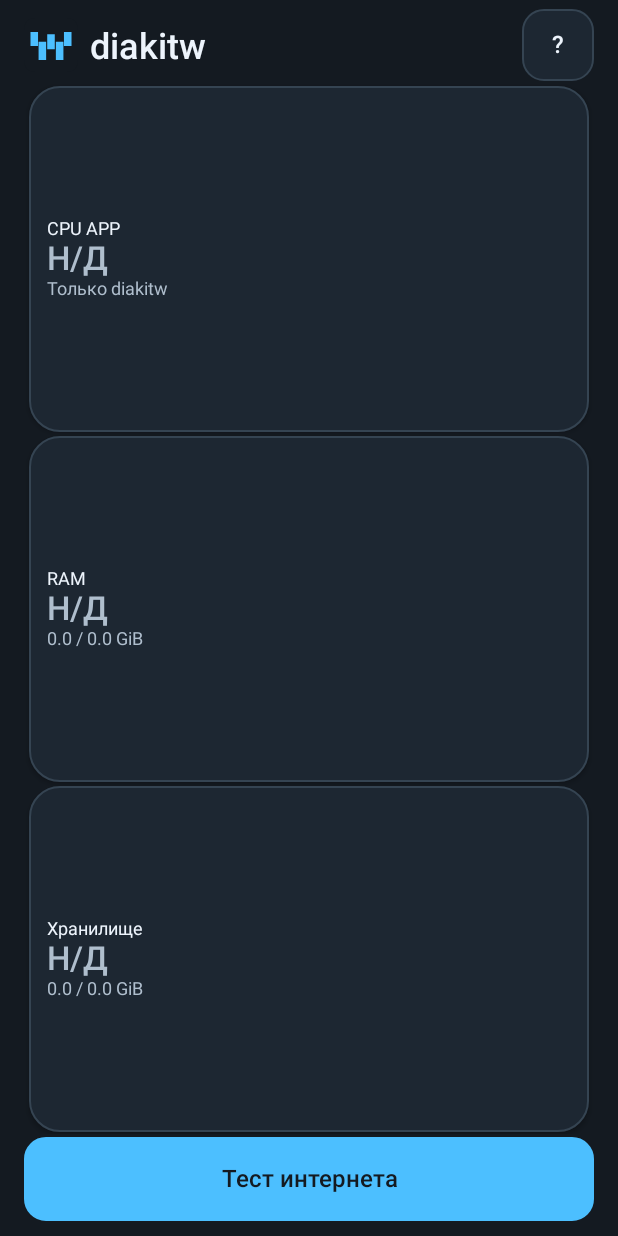
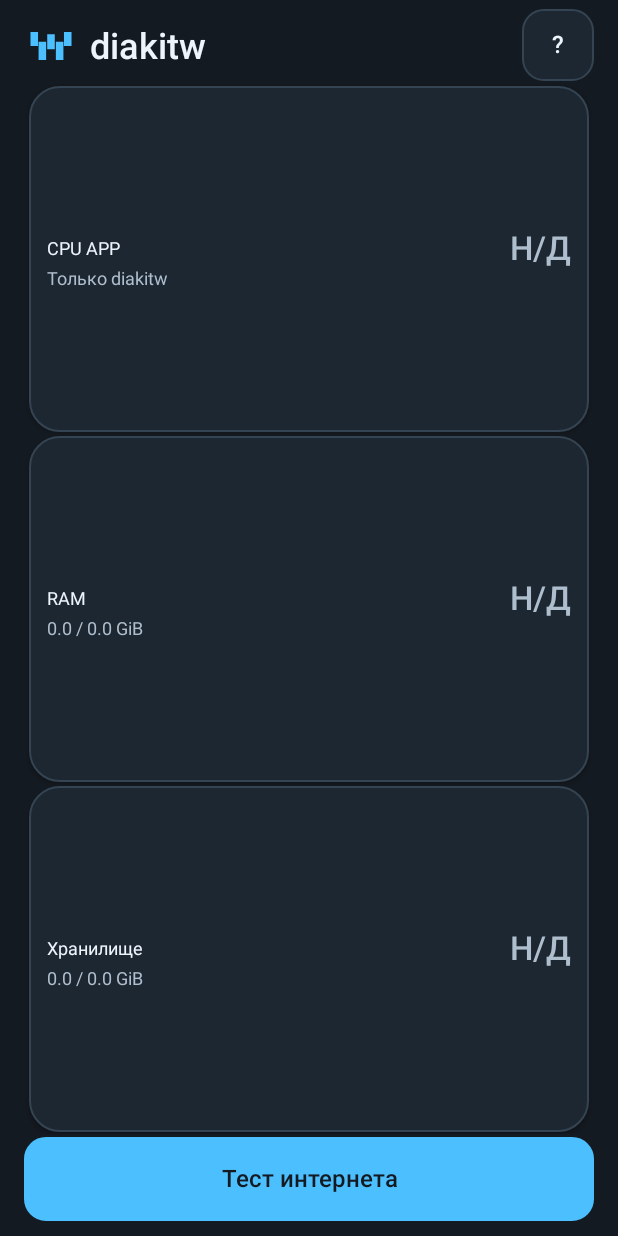
Before and after one commit to COINLOGY/diakitw, an Android app: the screen it shows after launch (MainActivity), on a phone screen of 412 x 824 dp. Run offline under Robolectric (Android 15) with nearby library versions, the phone set to English and light mode, and no system bars.

Commit message:
fix(android): allocate first-screen space to expanded map

```diff
--- a/diakitw-android/app/src/main/java/app/diakitw/MainActivity.java
+++ b/diakitw-android/app/src/main/java/app/diakitw/MainActivity.java
@@ -142,11 +142,10 @@ public final class MainActivity extends Activity {
   summary=text(last,14,TEXT);summary.setPadding(dp(12),dp(6),dp(12),dp(6));summary.setBackground(shape(CARD,LINE,14));summary.setMinHeight(dp(48));summary.setGravity(Gravity.CENTER_VERTICAL);summary.setOnClickListener(v->openIpDetails());updateSummary();
   summary.setIncludeFontPadding(false);summary.setTextSize(landscape?18:14);if(landscape)footer.addView(summary,new LinearLayout.LayoutParams(-1,-2));
   LinearLayout geo=column();geo.setPadding(dp(12),dp(10),dp(12),dp(10));geo.setBackground(shape(0xff1a2a34,0xff365a6a,17));
-  if(!landscape)geo.addView(summary,new LinearLayout.LayoutParams(-1,-2));
   geoCountry=text(countryLabel(),20,TEXT);geoCountry.setTypeface(Typeface.DEFAULT,Typeface.BOLD);geo.addView(geoCountry);
   geoCity=text("",16,TEXT);geo.addView(geoCity);
   persistentMap=new MapView(this,true);persistentMap.update(ipSnapshot,true);geo.addView(persistentMap,new LinearLayout.LayoutParams(-1,dp(landscape?140:220)));
-  geoCaption=text(mapPrecision(),12,MUTED);geo.addView(geoCaption);
+  geoCaption=text(mapPrecision(),12,MUTED);geo.addView(geoCaption);if(!landscape)geo.addView(summary,new LinearLayout.LayoutParams(-1,-2));
   geo.addView(button("Источник и точность",v->showText("IP · источник и точность",IP_NOTICE)));
   metricViewport.removeView(metrics);LinearLayout dashboard=column();dashboard.addView(metrics);LinearLayout.LayoutParams gp=new LinearLayout.LayoutParams(-1,-2);gp.setMargins(dp(3),dp(8),dp(3),dp(8));dashboard.addView(geo,gp);metricViewport.addView(dashboard);
   if(!landscape)root.addView(metricViewport,new LinearLayout.LayoutParams(-1,0,1));
@@ -320,7 +319,7 @@ public final class MainActivity extends Activity {
    super(MainActivity.this);this.name=name;setOrientation(HORIZONTAL);setGravity(Gravity.CENTER_VERTICAL);setPadding(dp(12),dp(3),dp(12),dp(3));setBackground(new RippleDrawable(ColorStateList.valueOf(0x224cbfff),panel(),null));setElevation(dp(2));
    LinearLayout copy=column();copy.setGravity(Gravity.CENTER_VERTICAL);TextView label=text(name,12,TEXT);label.setPadding(0,0,dp(6),0);
    value=text("Н/Д",22,MUTED);value.setTypeface(Typeface.create("sans-serif-medium",Typeface.NORMAL));
-   if(compact&&getResources().getConfiguration().fontScale<=1.5f){LinearLayout line=new LinearLayout(MainActivity.this);line.setGravity(Gravity.CENTER_VERTICAL);line.addView(label,new LinearLayout.LayoutParams(0,-2,1));line.addView(value);copy.addView(line);}else{copy.addView(label);copy.addView(value);}
+   if((compact||!landscape)&&getResources().getConfiguration().fontScale<=1.5f){LinearLayout line=new LinearLayout(MainActivity.this);line.setGravity(Gravity.CENTER_VERTICAL);line.addView(label,new LinearLayout.LayoutParams(0,-2,1));line.addView(value);copy.addView(line);}else{copy.addView(label);copy.addView(value);}
    detail=text("Н/Д",12,MUTED);label.setIncludeFontPadding(false);value.setIncludeFontPadding(false);detail.setIncludeFontPadding(false);copy.addView(detail);addView(copy,new LinearLayout.LayoutParams(0,-2,1));
    gauge=new ResourceGauge();LinearLayout.LayoutParams p=new LinearLayout.LayoutParams(dp(dialWidth()),dp(dialHeight()));p.setMargins(dp(8),0,0,0);addView(gauge,p);if(!landscape)gauge.setVisibility(GONE);
    if(getResources().getConfiguration().fontScale>1.5f){setOrientation(VERTICAL);copy.setLayoutParams(new LinearLayout.LayoutParams(-1,-2));p.gravity=Gravity.RIGHT;}
```
Also changed, not shown: 1 other file.
